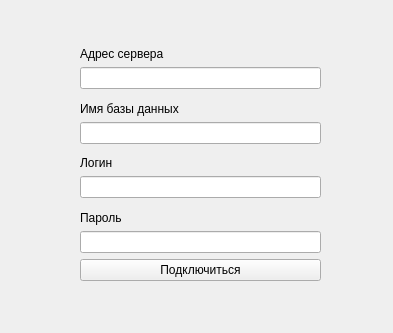
Before: the Qt Designer form connectiondialog.ui in fptitsyn/labs, drawn with Qt 5.
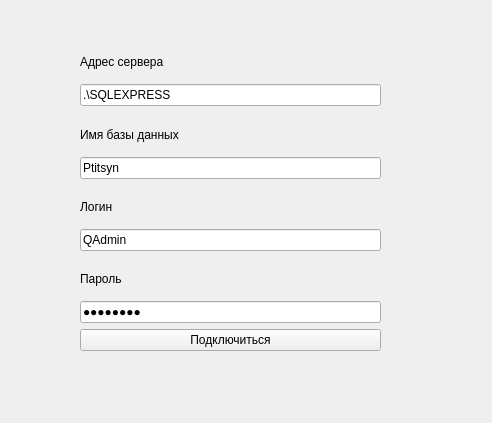
After: the same form once the commit is applied.

Commit message:
:art: Small UI touch up
- Added values to lineEdits to connect easier;
- Set echoMode of passwordLineEdit to Password.

The edit to the form file:
```diff
--- a/connectiondialog.ui
+++ b/connectiondialog.ui
@@ -6,20 +6,20 @@
    <rect>
     <x>0</x>
     <y>0</y>
-    <width>393</width>
-    <height>333</height>
+    <width>492</width>
+    <height>423</height>
    </rect>
   </property>
   <property name="windowTitle">
    <string>Form</string>
   </property>
-  <widget class="QWidget" name="">
+  <widget class="QWidget" name="layoutWidget">
    <property name="geometry">
     <rect>
      <x>80</x>
      <y>40</y>
-     <width>241</width>
-     <height>241</height>
+     <width>301</width>
+     <height>311</height>
     </rect>
    </property>
    <layout class="QVBoxLayout" name="verticalLayout_5">
@@ -36,7 +36,11 @@
        </widget>
       </item>
       <item>
-       <widget class="QLineEdit" name="addressLineEdit"/>
+       <widget class="QLineEdit" name="addressLineEdit">
+        <property name="text">
+         <string>.\SQLEXPRESS</string>
+        </property>
+       </widget>
       </item>
      </layout>
     </item>
@@ -53,7 +57,11 @@
        </widget>
       </item>
       <item>
-       <widget class="QLineEdit" name="nameLineEdit"/>
+       <widget class="QLineEdit" name="nameLineEdit">
+        <property name="text">
+         <string>Ptitsyn</string>
+        </property>
+       </widget>
       </item>
      </layout>
     </item>
@@ -70,7 +78,11 @@
        </widget>
       </item>
       <item>
-       <widget class="QLineEdit" name="loginLineEdit"/>
+       <widget class="QLineEdit" name="loginLineEdit">
+        <property name="text">
+         <string>QAdmin</string>
+        </property>
+       </widget>
       </item>
      </layout>
     </item>
@@ -87,7 +99,14 @@
        </widget>
       </item>
       <item>
-       <widget class="QLineEdit" name="passwordLineEdit"/>
+       <widget class="QLineEdit" name="passwordLineEdit">
+        <property name="text">
+         <string>admin123</string>
+        </property>
+        <property name="echoMode">
+         <enum>QLineEdit::Password</enum>
+        </property>
+       </widget>
       </item>
      </layout>
     </item>
```
Left out of the diff: 2 changed lines with no effect on the pictures. The commit also changes 4 other files.
